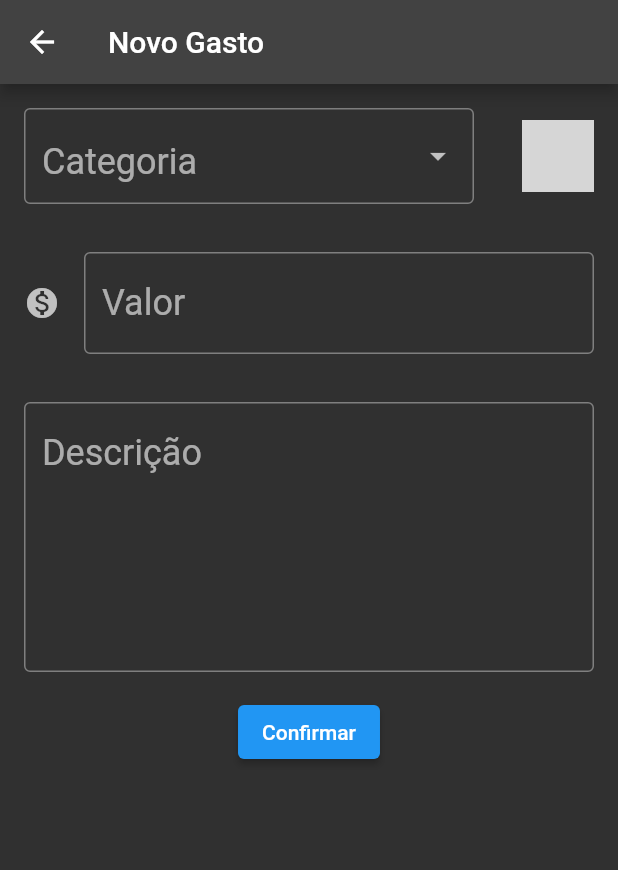
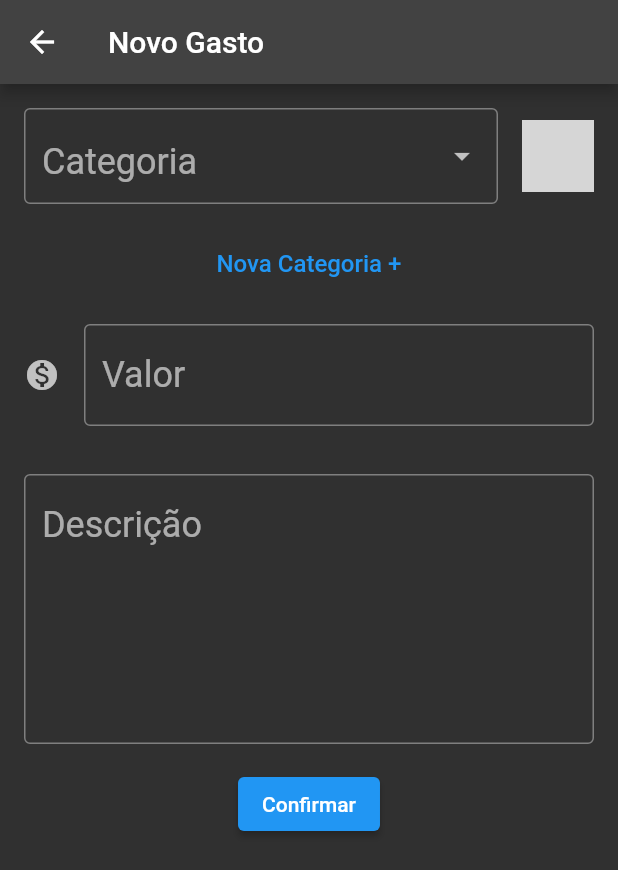
Before and after one commit to GabrielBoscoli/INF1300, a Flutter app: the FormularioGasto screen opened directly, on a phone screen of 412 x 824 dp. Shown: the top 870 px of the screen. Run offline on Flutter 3.47's test engine with Material 2 defaults, Android fonts, the phone set to English and light mode, and no system bars; our stand-ins replace flutter_colorpicker, sqflite; accounts and stored records are empty; grey boxes are pictures that could not be loaded.

Commit message:
nova categoria

```diff
--- a/lib/components/editor.dart
+++ b/lib/components/editor.dart
@@ -1,16 +1,16 @@
 import 'package:flutter/material.dart';
 
-/**
- * Classe que representa um campo de input de texto.
- */
+/// Classe que representa um campo de input de texto.
 class Editor extends StatelessWidget {
   final TextEditingController controlador;
   final String rotulo;
   final String dica;
   final IconData? icone;
   final int? maxLines;
+  final TextInputType? textInputType;
 
-  Editor(this.controlador, this.rotulo, this.dica, {this.icone, this.maxLines});
+  const Editor(this.controlador, this.rotulo, this.dica,
+      {this.icone, this.maxLines, this.textInputType});
 
   @override
   Widget build(BuildContext context) {
@@ -26,7 +26,7 @@ class Editor extends StatelessWidget {
           alignLabelWithHint: true,
           border: const OutlineInputBorder(),
         ),
-        keyboardType: TextInputType.number,
+        keyboardType: textInputType ?? TextInputType.text,
         maxLines: maxLines,
       ),
     );
--- a/lib/components/seletor_categoria.dart
+++ b/lib/components/seletor_categoria.dart
@@ -1,4 +1,5 @@
 import 'package:bytebank/models/categoria.dart';
+import 'package:bytebank/screens/gasto/nova_categoria.dart';
 import 'package:flutter/material.dart';
 import 'package:flutter_colorpicker/flutter_colorpicker.dart';
 
@@ -19,11 +20,14 @@ class SeletorCategoria extends StatefulWidget {
 
 class SeletorCategoriaState extends State<SeletorCategoria> {
   Categoria? dropdownValue;
-  late Color selectedColor = Theme.of(context).scaffoldBackgroundColor;
+  late final unselectedColor = Theme.of(context).scaffoldBackgroundColor;
+  late Color selectedColor = unselectedColor;
 
   @override
   Widget build(BuildContext context) {
-    return Row(
+    return Column(
+      children: [
+        Row(
           children: [
             Flexible(
               child: Padding(
@@ -42,10 +46,7 @@ class SeletorCategoriaState extends State<SeletorCategoria> {
                       );
                     }).toList(),
                     onChanged: (categoria) {
-                  setState(() {
-                    dropdownValue = categoria!;
-                    selectedColor = categoria.color;
-                  });
+                      setState(() => _atualizaSeletor(categoria));
                     },
                     isExpanded: true,
                     decoration: const InputDecoration(
@@ -59,10 +60,44 @@ class SeletorCategoriaState extends State<SeletorCategoria> {
               ),
             ),
             Padding(
-          padding: const EdgeInsets.all(16.0),
+              padding: const EdgeInsets.only(right: 16.0),
               child: ColorIndicator(HSVColor.fromColor(selectedColor)),
+            ),
+          ],
+        ),
+        TextButton(
+          onPressed: () {
+            Future<Categoria?> future = Navigator.push(
+              context,
+              MaterialPageRoute(builder: (context) {
+                return NovaCategoria();
+              }),
+            );
+            future.then((categoria) {
+              debugPrint('categoria recebida: $categoria');
+              setState(() {
+                _atualizaSeletor(categoria);
+                if (categoria != null) {
+                  widget.categorias.add(categoria);
+                }
+              });
+            });
+          },
+          child: const Text(
+            'Nova Categoria +',
+            style: TextStyle(fontSize: 16.0),
+          ),
         ),
       ],
     );
   }
+
+  void _atualizaSeletor(Categoria? categoria) {
+    dropdownValue = categoria;
+    if (categoria != null) {
+      selectedColor = categoria.color;
+    } else {
+      selectedColor = unselectedColor;
     }
+  }
+}
--- a/lib/main.dart
+++ b/lib/main.dart
@@ -1,4 +1,5 @@
 import 'package:bytebank/screens/gasto/lista.dart';
+import 'package:bytebank/screens/gasto/nova_categoria.dart';
 import 'package:flutter/material.dart';
 
 void main() => runApp(BytebankApp());
@@ -8,7 +9,7 @@ class BytebankApp extends StatelessWidget {
   Widget build(BuildContext context) {
     return MaterialApp(
       theme: ThemeData.dark(),
-      home: ListaGastos()
+      home: ListaGastos(),
     );
   }
 }
--- a/lib/screens/gasto/formulario.dart
+++ b/lib/screens/gasto/formulario.dart
@@ -34,6 +34,7 @@ class FormularioGastoState extends State<FormularioGasto> {
               'Valor',
               '0.00',
               icone: Icons.monetization_on,
+              textInputType: TextInputType.number,
             ),
             Editor(
               _controladorCampoCategoria,
@@ -53,7 +54,8 @@ class FormularioGastoState extends State<FormularioGasto> {
             )
           ],
         ),
-        ));
+      ),
+    );
   }
 
   void _criaGasto(BuildContext context) {
```
Also changed, not shown: lib/screens/gasto/nova_categoria.dart (added, +47 -0 lines), 1 other file. Lines whose indentation alone changed are shown as unchanged.
